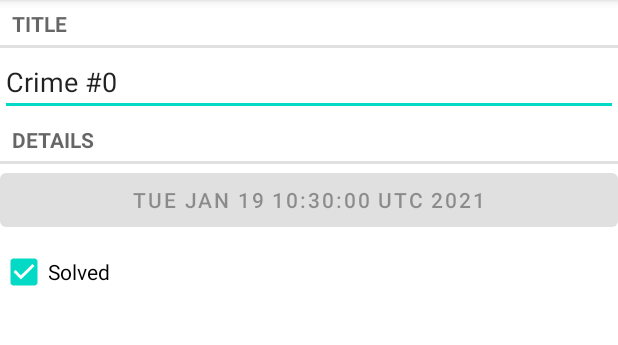
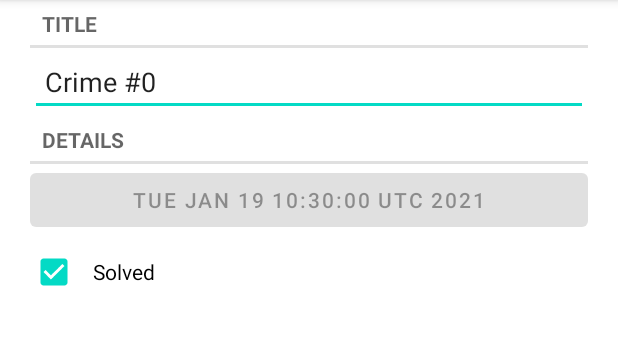
Before and after one commit to UAhmadSoft/Crime-Report-App-Java, an Android app: the screen it shows after launch (CrimePagerActivity), after a tap on an icon or button, on a phone screen of 412 x 824 dp, the part 84-429 px from its top. Run offline under Robolectric (Android 15) with nearby library versions, the phone set to English and light mode, and no system bars.

Commit message:
Added Padding

```diff
--- a/app/src/main/res/layout/fragment_crime.xml
+++ b/app/src/main/res/layout/fragment_crime.xml
@@ -1,44 +1,53 @@
 <?xml version="1.0" encoding="utf-8"?>
-<LinearLayout
-    xmlns:android="http://schemas.android.com/apk/res/android" android:layout_width="match_parent"
+<LinearLayout xmlns:android="http://schemas.android.com/apk/res/android"
+    android:layout_width="match_parent"
     android:layout_height="match_parent"
     android:layout_margin="16dp"
-    android:orientation="vertical">
+    android:orientation="vertical"
+    android:paddingLeft="20dp"
+    android:paddingRight="20dp">
 
     <TextView
         style="?android:listSeparatorTextViewStyle"
         android:layout_width="match_parent"
         android:layout_height="wrap_content"
-        android:text="Title"/>
+        android:paddingLeft="10dp"
+        android:paddingRight="10dp"
+        android:text="Title" />
 
     <EditText
+        android:id="@+id/crime_title"
         android:layout_width="match_parent"
         android:layout_height="wrap_content"
-        android:id="@+id/crime_title"
         android:hint="Enter a title for Crime"
-        />
+        android:paddingLeft="10dp"
+        android:paddingRight="10dp" />
 
 
     <TextView
         style="?android:listSeparatorTextViewStyle"
         android:layout_width="match_parent"
         android:layout_height="wrap_content"
-        android:text="Details"/>
+        android:paddingLeft="10dp"
+        android:paddingRight="10dp"
+        android:text="Details" />
 
 
     <Button
+        android:id="@+id/crime_date"
         android:layout_width="match_parent"
         android:layout_height="wrap_content"
-        android:id="@+id/crime_date"
-        android:text="Wed Dec 12 11:56 GMT 2020"
+        android:paddingLeft="10dp"
 
-        />
+        android:paddingRight="10dp"
+        android:text="Wed Dec 12 11:56 GMT 2020" />
 
     <CheckBox
+        android:id="@+id/crime_solved"
         android:layout_width="match_parent"
         android:layout_height="wrap_content"
-        android:id="@+id/crime_solved"
-        android:text="Solved"
-        />
+        android:paddingLeft="10dp"
+        android:paddingRight="10dp"
+        android:text="Solved" />
 
 </LinearLayout>
```
